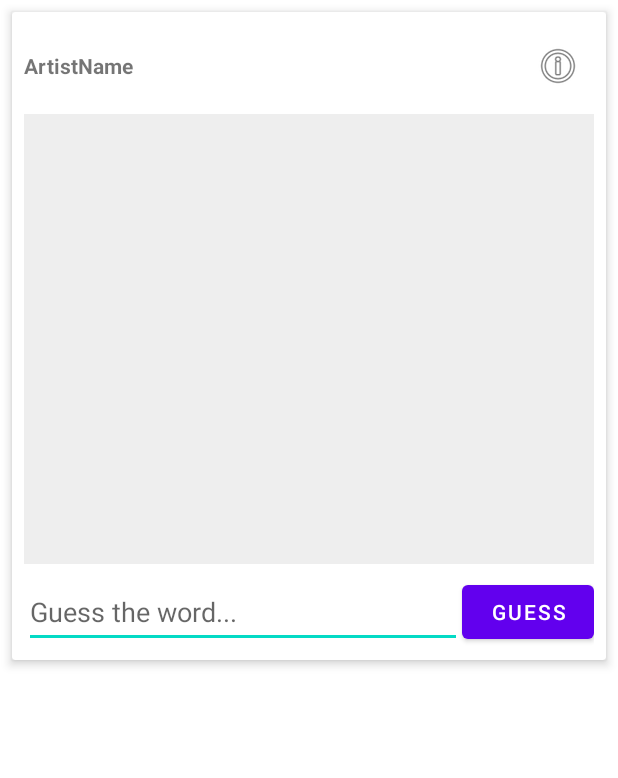
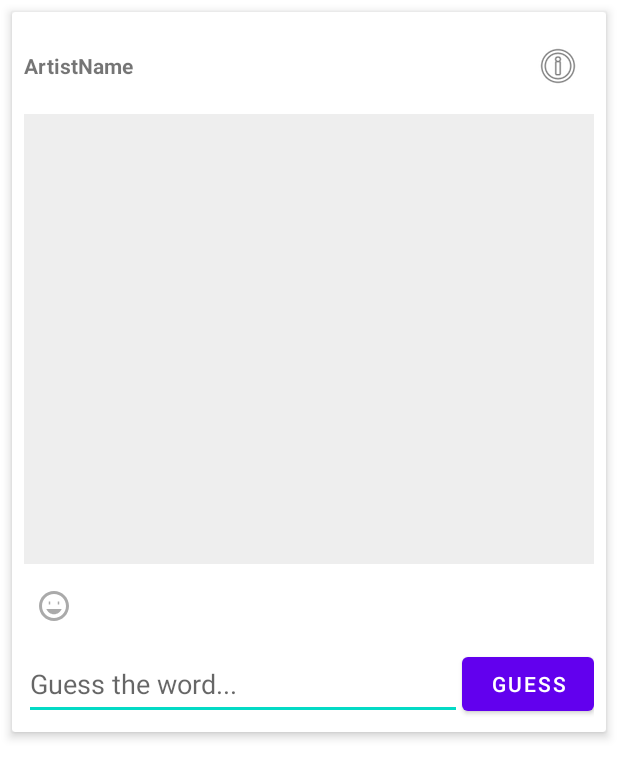
Before and after one commit to renzzzi/BadArt, an Android app: the layout item_post.xml on its own in the app's theme, with its tools: preview values and no code run, on a phone screen of 412 x 824 dp. Shown: the top 778 px of the screen. Run offline under Robolectric (Android 15) with nearby library versions, the phone set to English and light mode, and no system bars.

Commit message:
When guessing a drawing correctly, a fun burst of confetti now pops up
Each user can now react once for each post. The reaction that they gave will be highlighted. Reactions cannot be taken back. Artist will also see the total amount of reactions their drawing made but they cannot react to it themselves

```diff
--- a/app/build.gradle.kts
+++ b/app/build.gradle.kts
@@ -54,4 +54,6 @@ dependencies {
     implementation("com.google.firebase:firebase-analytics")
     implementation("com.google.firebase:firebase-firestore")
     implementation("com.google.firebase:firebase-auth")
+
+    implementation("nl.dionsegijn:konfetti-xml:2.0.4")
 }
--- a/app/src/main/java/com/example/badart/model/Post.kt
+++ b/app/src/main/java/com/example/badart/model/Post.kt
@@ -2,18 +2,22 @@ package com.example.badart.model
 
 import android.graphics.Bitmap
 import com.google.firebase.firestore.Exclude
+import com.google.firebase.firestore.PropertyName
 
 data class Post(
     var id: String = "",
     var artistName: String = "",
     var wordToGuess: String = "",
 
+    @get:PropertyName("isSolved") @set:PropertyName("isSolved")
     var isSolved: Boolean = false,
 
     var winner: String = "",
     var guessHistory: MutableList<String> = mutableListOf(),
     var reportCount: Int = 0,
     var timestamp: Long = 0,
+    var reactions: MutableMap<String, Int> = mutableMapOf(),
+    var userReactions: MutableMap<String, String> = mutableMapOf(),
 
     var imageBase64: String = "",
     @get:Exclude var imageBitmap: Bitmap? = null
--- /dev/null
+++ b/app/src/main/res/drawable/ic_smiley.xml
@@ -0,0 +1,19 @@
+<vector xmlns:android="http://schemas.android.com/apk/res/android"
+    android:width="24dp"
+    android:height="24dp"
+    android:viewportWidth="24"
+    android:viewportHeight="24"
+    android:tint="?attr/colorControlNormal">
+    <path
+        android:fillColor="@android:color/white"
+        android:pathData="M11.99,2C6.47,2 2,6.48 2,12s4.47,10 9.99,10C17.52,22 22,17.52 22,12S17.52,2 11.99,2z M12,20c-4.42,0 -8,-3.58 -8,-8s3.58,-8 8,-8 8,3.58 8,8 -3.58,8 -8,8z"/>
+    <path
+        android:fillColor="@android:color/white"
+        android:pathData="M15.5,11l-1,0l0,-2l1,0l0,2z"/>
+    <path
+        android:fillColor="@android:color/white"
+        android:pathData="M8.5,11l1,0l0,-2l-1,0l0,2z"/>
+    <path
+        android:fillColor="@android:color/white"
+        android:pathData="M12,17.5c2.33,0 4.31,-1.46 5.11,-3.5l-10.22,0C7.69,16.04 9.67,17.5 12,17.5z"/>
+</vector>
--- a/app/src/main/res/layout/item_post.xml
+++ b/app/src/main/res/layout/item_post.xml
@@ -79,6 +79,43 @@
             app:layout_constraintStart_toStartOf="parent"
             app:layout_constraintTop_toBottomOf="@+id/barrierHeader" />
 
+        <!--
+           FIXED CONSTRAINTS:
+           Both btnReact and tvReactions are now anchored Top_toBottomOf ivDrawing.
+           This ensures they never float up over the image.
+        -->
+        <ImageButton
+            android:id="@+id/btnReact"
+            android:layout_width="40dp"
+            android:layout_height="40dp"
+            android:layout_marginTop="8dp"
+            android:background="?attr/selectableItemBackgroundBorderless"
+            android:src="@drawable/ic_smiley"
+            app:tint="@android:color/darker_gray"
+            app:layout_constraintStart_toStartOf="parent"
+            app:layout_constraintTop_toBottomOf="@+id/ivDrawing"/>
+
+        <TextView
+            android:id="@+id/tvReactions"
+            android:layout_width="0dp"
+            android:layout_height="wrap_content"
+            android:gravity="center_vertical"
+            android:minHeight="40dp"
+            android:layout_marginTop="8dp"
+            android:paddingStart="8dp"
+            android:text=""
+            android:textSize="14sp"
+            app:layout_constraintEnd_toEndOf="parent"
+            app:layout_constraintStart_toEndOf="@+id/btnReact"
+            app:layout_constraintTop_toBottomOf="@+id/ivDrawing"/>
+
+        <androidx.constraintlayout.widget.Barrier
+            android:id="@+id/barrierReactions"
+            android:layout_width="wrap_content"
+            android:layout_height="wrap_content"
+            app:barrierDirection="bottom"
+            app:constraint_referenced_ids="btnReact,tvReactions" />
+
         <TextView
             android:id="@+id/tvResult"
             android:layout_width="0dp"
@@ -89,7 +126,7 @@
             android:visibility="gone"
             app:layout_constraintEnd_toEndOf="parent"
             app:layout_constraintStart_toStartOf="parent"
-            app:layout_constraintTop_toBottomOf="@+id/ivDrawing" />
+            app:layout_constraintTop_toBottomOf="@+id/barrierReactions" />
 
         <TextView
             android:id="@+id/tvGuessHistory"
```
Also changed, not shown: app/src/main/java/com/example/badart/ui/FeedAdapter.kt (+49 -2 lines), app/src/main/java/com/example/badart/ui/FeedFragment.kt (+46 -1 lines), app/src/main/java/com/example/badart/viewmodel/SharedViewModel.kt (+22 -0 lines), app/src/main/res/layout/fragment_feed.xml (+9 -0 lines).
